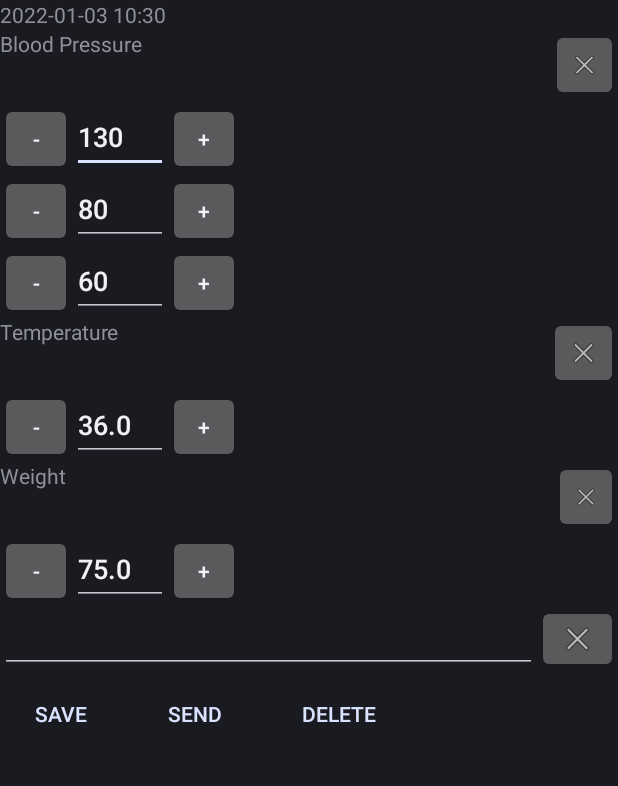
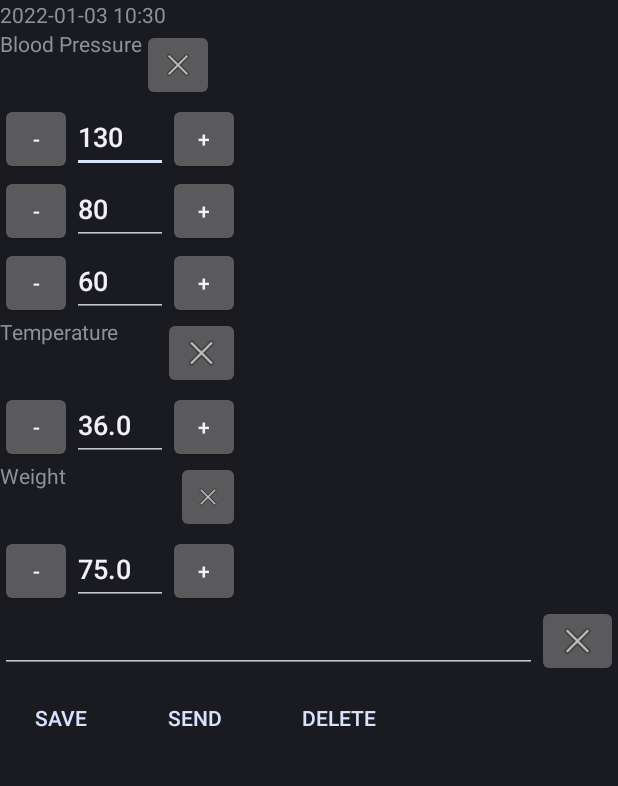
Before and after one commit to JohnLines/mediclog, an Android app: the MainActivity screen opened directly, with no data from a screen before it, on a phone screen of 412 x 824 dp, the part 113-899 px from its top. Run offline under Robolectric (Android 15) with nearby library versions, the phone set to English and light mode, and no system bars.

Commit message:
Tidy layout

```diff
--- a/app/src/main/AndroidManifest.xml
+++ b/app/src/main/AndroidManifest.xml
@@ -10,7 +10,6 @@
     <application
         android:icon="@mipmap/ic_launcher"
         android:label="@string/app_name">
-        android:theme="@style/Theme.AppCompat.Dark.ActionBar"
 
         <activity
             android:name=".MainActivity"
--- a/app/src/main/java/org/paladyn/mediclog/MainActivity.java
+++ b/app/src/main/java/org/paladyn/mediclog/MainActivity.java
@@ -271,12 +271,7 @@ public class MainActivity extends Activity {
         String strDate = mdformat.format(calendar.getTime());
         TextView dateView = (TextView) findViewById(R.id.date_view);
         dateView.setText(strDate);
-        TextView bpView = (TextView) findViewById(R.id.bp_view);
-        bpView.setText(R.string.blood_pressure);
-        TextView tempView = (TextView) findViewById(R.id.temp_view);
-        tempView.setText(R.string.temperature);
-        TextView weightView = (TextView) findViewById(R.id.weight_view);
-        weightView.setText(R.string.weight);
+
     }
 
     public void onClickBpClear(View view) {
--- a/app/src/main/res/layout-land/mediclog_layout.xml
+++ b/app/src/main/res/layout-land/mediclog_layout.xml
@@ -33,7 +33,8 @@
                     android:layout_width="wrap_content"
                     android:layout_height="wrap_content"
                     android:layout_gravity="start"
-                    android:layout_weight="9" />
+                    android:layout_weight="9"
+                    android:text="@string/blood_pressure" />
 
                 <ImageButton
                     android:id="@+id/bpClear"
@@ -63,7 +64,7 @@
                         android:layout_height="wrap_content"
                         android:ems="2"
                         android:onClick="onClickSystolicMinus"
-                        android:text="-" />
+                        android:text="@string/minus" />
 
                     <EditText
                         android:id="@+id/systolicText"
@@ -80,7 +81,7 @@
                         android:layout_height="wrap_content"
                         android:ems="2"
                         android:onClick="onClickSystolicPlus"
-                        android:text="+" />
+                        android:text="@string/plus" />
 
                 </LinearLayout>
 
@@ -95,7 +96,7 @@
                         android:layout_height="wrap_content"
                         android:ems="2"
                         android:onClick="onClickDiastolicMinus"
-                        android:text="-" />
+                        android:text="@string/minus" />
 
                     <EditText
                         android:id="@+id/diastolicText"
@@ -112,7 +113,7 @@
                         android:layout_height="wrap_content"
                         android:ems="2"
                         android:onClick="onClickDiastolicPlus"
-                        android:text="+" />
+                        android:text="@string/plus" />
 
                 </LinearLayout>
 
@@ -127,7 +128,7 @@
                         android:layout_height="wrap_content"
                         android:ems="2"
                         android:onClick="onClickHrateMinus"
-                        android:text="-" />
+                        android:text="@string/minus" />
 
                     <EditText
                         android:id="@+id/heartrateText"
@@ -144,7 +145,7 @@
                         android:layout_height="wrap_content"
                         android:ems="2"
                         android:onClick="onClickHratePlus"
-                        android:text="+" />
+                        android:text="@string/plus" />
 
                 </LinearLayout>
 
@@ -167,7 +168,8 @@
                     android:layout_width="wrap_content"
                     android:layout_height="wrap_content"
                     android:layout_gravity="start"
-                    android:layout_weight="9" />
+                    android:layout_weight="9"
+                    android:text="@string/temperature" />
 
                 <ImageButton
                     android:id="@+id/tempClear"
@@ -192,7 +194,7 @@
                     android:layout_height="wrap_content"
                     android:ems="2"
                     android:onClick="onClickTempMinus"
-                    android:text="-" />
+                    android:text="@string/minus" />
 
                 <EditText
                     android:id="@+id/tempText"
@@ -209,7 +211,7 @@
                     android:layout_height="wrap_content"
                     android:ems="2"
                     android:onClick="onClickTempPlus"
-                    android:text="+" />
+                    android:text="@string/plus" />
 
             </LinearLayout>
 
@@ -223,7 +225,8 @@
                     android:layout_width="wrap_content"
                     android:layout_height="wrap_content"
                     android:layout_gravity="start"
-                    android:layout_weight="9" />
+                    android:layout_weight="9"
+                    android:text="@string/weight" />
 
                 <ImageButton
                     android:id="@+id/weightClear"
@@ -248,7 +251,7 @@
                     android:layout_height="wrap_content"
                     android:ems="2"
                     android:onClick="onClickWeightMinus"
-                    android:text="-" />
+                    android:text="@string/minus" />
 
                 <EditText
                     android:id="@+id/weightText"
@@ -265,7 +268,7 @@
                     android:layout_height="wrap_content"
                     android:ems="2"
                     android:onClick="onClickWeightPlus"
-                    android:text="+" />
+                    android:text="@string/plus" />
 
             </LinearLayout>
 
--- a/app/src/main/res/layout/mediclog_layout.xml
+++ b/app/src/main/res/layout/mediclog_layout.xml
@@ -19,7 +19,14 @@
             android:layout_height="wrap_content" />
 
         <LinearLayout
-            android:layout_width="fill_parent"
+            android:id="@+id/bp_block"
+            android:layout_width="wrap_content"
+            android:layout_height="wrap_content"
+            android:orientation="vertical">
+
+
+            <LinearLayout
+                android:layout_width="wrap_content"
                 android:layout_height="wrap_content"
                 android:orientation="horizontal">
 
@@ -28,11 +35,12 @@
                     android:layout_width="wrap_content"
                     android:layout_height="wrap_content"
                     android:layout_gravity="start"
-                android:layout_weight="9" />
+                    android:layout_weight="9"
+                    android:text="@string/blood_pressure" />
 
                 <ImageButton
                     android:id="@+id/bpClear"
-                android:layout_width="14dp"
+                    android:layout_width="48dp"
                     android:layout_height="48dp"
                     android:layout_gravity="end"
                     android:layout_weight="1"
@@ -54,7 +62,7 @@
                     android:layout_height="wrap_content"
                     android:ems="2"
                     android:onClick="onClickSystolicMinus"
-                android:text="-" />
+                    android:text="@string/minus" />
 
                 <EditText
                     android:id="@+id/systolicText"
@@ -72,7 +80,7 @@
                     android:layout_height="wrap_content"
                     android:ems="2"
                     android:onClick="onClickSystolicPlus"
-                android:text="+" />
+                    android:text="@string/plus" />
 
             </LinearLayout>
 
@@ -87,7 +95,7 @@
                     android:layout_height="wrap_content"
                     android:ems="2"
                     android:onClick="onClickDiastolicMinus"
-                android:text="-" />
+                    android:text="@string/minus" />
 
                 <EditText
                     android:id="@+id/diastolicText"
@@ -105,12 +113,12 @@
                     android:layout_height="wrap_content"
                     android:ems="2"
                     android:onClick="onClickDiastolicPlus"
-                android:text="+" />
+                    android:text="@string/plus" />
 
             </LinearLayout>
 
             <LinearLayout
-            android:layout_width="fill_parent"
+                android:layout_width="wrap_content"
                 android:layout_height="wrap_content"
                 android:orientation="horizontal">
 
@@ -120,7 +128,7 @@
                     android:layout_height="wrap_content"
                     android:ems="2"
                     android:onClick="onClickHrateMinus"
-                android:text="-" />
+                    android:text="@string/minus" />
 
                 <EditText
                     android:id="@+id/heartrateText"
@@ -138,9 +146,17 @@
                     android:layout_height="wrap_content"
                     android:ems="2"
                     android:onClick="onClickHratePlus"
-                android:text="+" />
+                    android:text="@string/plus" />
 
             </LinearLayout>
+
+        </LinearLayout>
+
+        <LinearLayout
+            android:id="@+id/temperature_block"
+            android:layout_width="wrap_content"
+            android:layout_height="wrap_content"
+            android:orientation="vertical">
 
             <LinearLayout
                 android:layout_width="fill_parent"
@@ -152,11 +168,12 @@
                     android:layout_width="wrap_content"
                     android:layout_height="wrap_content"
                     android:layout_gravity="start"
-                android:layout_weight="9" />
+                    android:layout_weight="9"
+                    android:text="@string/temperature" />
 
                 <ImageButton
                     android:id="@+id/tempClear"
-                android:layout_width="14dp"
+                    android:layout_width="48dp"
                     android:layout_height="48dp"
                     android:layout_gravity="end"
                     android:layout_weight="1"
@@ -178,7 +195,7 @@
                     android:layout_height="wrap_content"
                     android:ems="2"
                     android:onClick="onClickTempMinus"
-                android:text="-" />
+                    android:text="@string/minus" />
 
                 <EditText
                     android:id="@+id/tempText"
@@ -196,9 +213,18 @@
                     android:layout_height="wrap_content"
                     android:ems="2"
                     android:onClick="onClickTempPlus"
-                android:text="+" />
+                    android:text="@string/plus" />
 
             </LinearLayout>
+
+        </LinearLayout>
+
+        <LinearLayout
+            android:id="@+id/weight_block"
+            android:layout_width="wrap_content"
+            android:layout_height="wrap_content"
+            android:orientation="vertical">
+
 
             <LinearLayout
                 android:layout_width="fill_parent"
@@ -210,7 +236,9 @@
                     android:layout_width="fill_parent"
                     android:layout_height="wrap_content"
                     android:layout_gravity="start"
-                android:layout_weight="9" />
+                    android:layout_weight="9"
+                    android:text="@string/weight"
+                    android:textSize="14sp" />
 
                 <ImageButton
                     android:id="@+id/weightClear"
@@ -236,7 +264,7 @@
                     android:layout_height="wrap_content"
                     android:ems="2"
                     android:onClick="onClickWeightMinus"
-                android:text="-" />
+                    android:text="@string/minus" />
 
                 <EditText
                     android:id="@+id/weightText"
@@ -254,7 +282,9 @@
                     android:layout_height="wrap_content"
                     android:ems="2"
                     android:onClick="onClickWeightPlus"
-                android:text="+" />
+                    android:text="@string/plus" />
+
+            </LinearLayout>
 
         </LinearLayout>
 
@@ -275,7 +305,7 @@
             <ImageButton
                 android:id="@+id/commentClear"
                 android:layout_width="16dp"
-                android:layout_height="45dp"
+                android:layout_height="48dp"
                 android:layout_gravity="end"
                 android:layout_weight="1"
                 android:contentDescription="Clear Comment field"
--- a/app/src/main/res/values/strings.xml
+++ b/app/src/main/res/values/strings.xml
@@ -62,4 +62,6 @@
     <string name="privacy_policy_startup_desc">Display the privacy policy for MedicLog on startup</string>
     <string name="privacy_policy_each_startup">Display privacy policy on each startup</string>
     <string name="privacy_policy_each_startup_desc">Display the privacy policy for MedicLog on each startup</string>
+    <string name="minus">-</string>
+    <string name="plus">+</string>
 </resources>
--- /dev/null
+++ b/app/src/main/res/values/styles.xml
@@ -0,0 +1,7 @@
+<?xml version="1.0" encoding="utf-8"?>
+<resources xmlns:tools="http://schemas.android.com/tools">
+
+<style name="AppTheme">
+ <item name="android:forceDarkAllowed" tools:targetApi="q">true</item>
+    </style>
+</resources>
```
Also changed, not shown: app/build.gradle (+8 -2 lines), 2 other files. Lines whose indentation alone changed are shown as unchanged.
